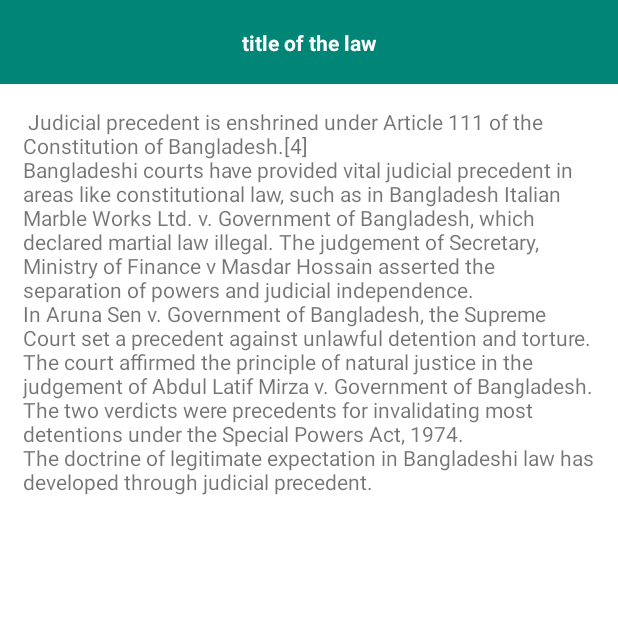
After one commit to shahriarRahmanShaon/18Law, an Android app: the showingLawDetails screen opened directly, with no data from a screen before it, on a phone screen of 412 x 824 dp, the top half of it. The commit adds this screen. Run offline under Robolectric (Android 15) with nearby library versions, the phone set to English and light mode, and no system bars.

Commit message:
new activity for law details

```diff
--- a/app/src/main/AndroidManifest.xml
+++ b/app/src/main/AndroidManifest.xml
@@ -13,7 +13,7 @@
         android:roundIcon="@mipmap/ic_launcher_round"
         android:supportsRtl="true"
         android:theme="@style/AppTheme">
-        <activity android:name=".LawList.trafficActivity"></activity>
+        <activity android:name=".LawList.showingLawDetails"></activity>
         <activity android:name=".SplashScreen">
             <intent-filter>
                 <action android:name="android.intent.action.MAIN" />
--- /dev/null
+++ b/app/src/main/java/com/ovi/a16flawbd/LawList/showingLawDetails.java
@@ -0,0 +1,37 @@
+package com.ovi.a16flawbd.LawList;
+
+import androidx.appcompat.app.AppCompatActivity;
+
+import android.os.Bundle;
+import android.view.View;
+import android.widget.TextView;
+
+import com.ovi.a16flawbd.R;
+
+public class showingLawDetails extends AppCompatActivity {
+
+    TextView lawTitles, lawDetails;
+
+    @Override
+    protected void onCreate(Bundle savedInstanceState) {
+        super.onCreate(savedInstanceState);
+        setContentView(R.layout.activity_showing_law_details);
+
+
+        lawTitles = findViewById(R.id.lawTitle);
+        lawDetails = findViewById(R.id.lawDetails);
+        lawDetails.setText(details[0]);
+    }
+
+
+    final String[] details = new String[]{
+            " Judicial precedent is enshrined under Article 111 of the Constitution of Bangladesh.[4] \n" +
+                    "Bangladeshi courts have provided vital judicial precedent in areas like constitutional law, such as in Bangladesh Italian Marble Works Ltd." +
+                    " v. Government of Bangladesh, which declared martial law illegal. The judgement of Secretary, Ministry of Finance v Masdar Hossain asserted the separation of powers and judicial independence. \n" +
+                    "In Aruna Sen " +
+                    "v. Government of Bangladesh, the Supreme Court set a precedent against unlawful detention and torture. " +
+                    "The court affirmed the principle of natural justice in the judgement of Abdul Latif Mirza v. Government of Bangladesh. The two verdicts were precedents for invalidating most detentions under the Special Powers Act, 1974. \n" +
+                    "The doctrine of legitimate expectation in Bangladeshi law has developed through judicial precedent. "
+    };
+
+}
--- /dev/null
+++ b/app/src/main/res/layout/activity_showing_law_details.xml
@@ -0,0 +1,47 @@
+<?xml version="1.0" encoding="utf-8"?>
+<androidx.constraintlayout.widget.ConstraintLayout xmlns:android="http://schemas.android.com/apk/res/android"
+    xmlns:app="http://schemas.android.com/apk/res-auto"
+    xmlns:tools="http://schemas.android.com/tools"
+    android:layout_width="match_parent"
+    android:layout_height="match_parent"
+    tools:context=".LawList.showingLawDetails">
+
+
+    <androidx.appcompat.widget.Toolbar
+        android:id="@+id/toolbar"
+        android:layout_width="match_parent"
+        android:layout_height="wrap_content"
+        android:background="?attr/colorPrimary"
+        android:minHeight="?attr/actionBarSize"
+        android:theme="?attr/actionBarTheme"
+        tools:layout_editor_absoluteX="25dp"
+        tools:layout_editor_absoluteY="-5dp"
+        tools:ignore="MissingConstraints" />
+
+    <TextView
+        android:id="@+id/lawTitle"
+        android:layout_width="wrap_content"
+        android:layout_height="wrap_content"
+        android:text="title of the law"
+        android:textColor="#fff"
+        android:textStyle="bold"
+        app:layout_constraintBottom_toBottomOf="@+id/toolbar"
+        app:layout_constraintEnd_toEndOf="@+id/toolbar"
+        app:layout_constraintStart_toStartOf="@+id/toolbar"
+        app:layout_constraintTop_toTopOf="parent"
+        tools:ignore="MissingConstraints" />
+
+    <TextView
+        android:id="@+id/lawDetails"
+        android:layout_width="match_parent"
+        android:layout_height="wrap_content"
+
+        android:padding="15dp"
+        app:layout_constraintBottom_toBottomOf="parent"
+        app:layout_constraintEnd_toEndOf="parent"
+        app:layout_constraintHorizontal_bias="1.0"
+        app:layout_constraintStart_toStartOf="parent"
+        app:layout_constraintTop_toBottomOf="@+id/toolbar"
+        app:layout_constraintVertical_bias="0.0" />
+
+</androidx.constraintlayout.widget.ConstraintLayout>
```
Also changed, not shown: app/src/main/java/com/ovi/a16flawbd/Fragments/LawListFragment.java (+7 -7 lines), app/src/main/java/com/ovi/a16flawbd/LawList/trafficActivity.java (deleted, +0 -16 lines), app/src/main/java/com/ovi/a16flawbd/lawString.java (added, +10 -0 lines), app/src/main/res/layout/activity_traffic.xml (+13 -0 lines).
